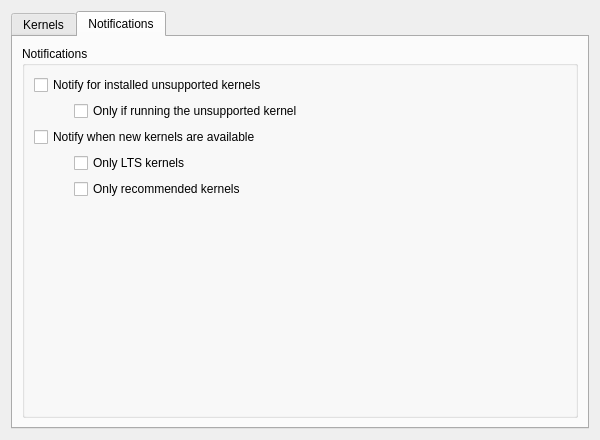
Qt form src/modules/kernel/ui/PageKernel.ui (manjaro/manjaro-settings-manager) before a commit.
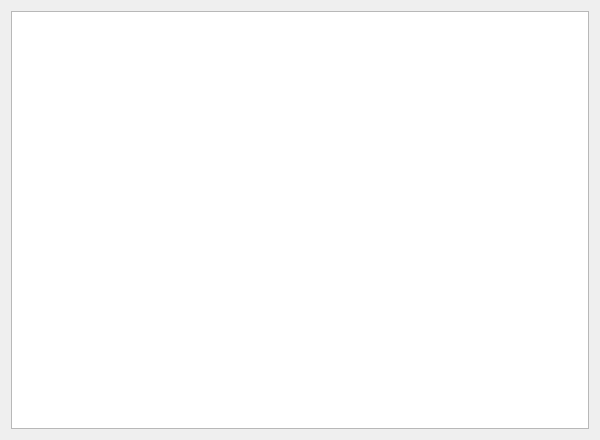
The same form after that commit. The open tabs and pages were chosen to show the change.

Commit message: Create Notifications KCM modules Remove Notifications tab in languages and kernel settings

The edit to the form file:
```diff
--- a/src/modules/kernel/ui/PageKernel.ui
+++ b/src/modules/kernel/ui/PageKernel.ui
@@ -15,152 +15,14 @@
   </property>
   <layout class="QHBoxLayout" name="horizontalLayout">
    <item>
-    <widget class="QTabWidget" name="tabWidget">
-     <property name="currentIndex">
-      <number>0</number>
-     </property>
-     <widget class="QWidget" name="kernelsTab">
-      <attribute name="title">
-       <string>Kernels</string>
-      </attribute>
-      <layout class="QVBoxLayout" name="verticalLayout">
-       <item>
-        <widget class="QListView" name="kernelListView">
-         <property name="focusPolicy">
-          <enum>Qt::NoFocus</enum>
-         </property>
+     <widget class="QListView" name="kernelListView">
+       <property name="focusPolicy">
+         <enum>Qt::NoFocus</enum>
+       </property>
          <property name="alternatingRowColors">
           <bool>true</bool>
          </property>
-        </widget>
-       </item>
-      </layout>
      </widget>
-     <widget class="QWidget" name="notificationsTab">
-      <attribute name="title">
-       <string>Notifications</string>
-      </attribute>
-      <layout class="QVBoxLayout" name="verticalLayout_2">
-       <item>
-        <widget class="QGroupBox" name="notificationsGroupBox">
-         <property name="title">
-          <string>Notifications</string>
-         </property>
-         <layout class="QVBoxLayout" name="verticalLayout_3">
-          <item>
-           <widget class="QCheckBox" name="unsupportedKernelCheckBox">
-            <property name="text">
-             <string>Notify for installed unsupported kernels</string>
-            </property>
-           </widget>
-          </item>
-          <item>
-           <layout class="QHBoxLayout" name="unsupportedKernelHBoxLayout">
-            <item>
-             <spacer name="unsupportedKernelBoxHorizontalSpacer">
-              <property name="orientation">
-               <enum>Qt::Horizontal</enum>
-              </property>
-              <property name="sizeType">
-               <enum>QSizePolicy::Fixed</enum>
-              </property>
-              <property name="sizeHint" stdset="0">
-               <size>
-                <width>40</width>
-                <height>20</height>
-               </size>
-              </property>
-             </spacer>
-            </item>
-            <item>
-             <widget class="QCheckBox" name="unsupportedKernelRunningCheckBox">
-              <property name="text">
-               <string>Only if running the unsupported kernel</string>
-              </property>
-             </widget>
-            </item>
-           </layout>
-          </item>
-          <item>
-           <widget class="QCheckBox" name="newKernelCheckBox">
-            <property name="text">
-             <string>Notify when new kernels are available</string>
-            </property>
-           </widget>
-          </item>
-          <item>
-           <layout class="QHBoxLayout" name="newKernelLtsHBoxLayout">
-            <item>
-             <spacer name="newKernelLtsHorizontalSpacer">
-              <property name="orientation">
-               <enum>Qt::Horizontal</enum>
-              </property>
-              <property name="sizeType">
-               <enum>QSizePolicy::Fixed</enum>
-              </property>
-              <property name="sizeHint" stdset="0">
-               <size>
-                <width>40</width>
-                <height>20</height>
-               </size>
-              </property>
-             </spacer>
-            </item>
-            <item>
-             <widget class="QCheckBox" name="newKernelLtsCheckBox">
-              <property name="text">
-               <string>Only LTS kernels</string>
-              </property>
-             </widget>
-            </item>
-           </layout>
-          </item>
-          <item>
-           <layout class="QHBoxLayout" name="newKernelRecommendedHBoxLayout">
-            <item>
-             <spacer name="newKernelRecommendedHorizontalSpacer">
-              <property name="orientation">
-               <enum>Qt::Horizontal</enum>
-              </property>
-              <property name="sizeType">
-               <enum>QSizePolicy::Fixed</enum>
-              </property>
-              <property name="sizeHint" stdset="0">
-               <size>
-                <width>40</width>
-                <height>20</height>
-               </size>
-              </property>
-             </spacer>
-            </item>
-            <item>
-             <widget class="QCheckBox" name="newKernelRecommendedCheckBox">
-              <property name="text">
-               <string>Only recommended kernels</string>
-              </property>
-             </widget>
-            </item>
-           </layout>
-          </item>
-          <item>
-           <spacer name="notificationsVerticalSpacer">
-            <property name="orientation">
-             <enum>Qt::Vertical</enum>
-            </property>
-            <property name="sizeHint" stdset="0">
-             <size>
-              <width>20</width>
-              <height>40</height>
-             </size>
-            </property>
-           </spacer>
-          </item>
-         </layout>
-        </widget>
-       </item>
-      </layout>
-     </widget>
-    </widget>
    </item>
   </layout>
  </widget>
```
The commit also changes 7 other files.
